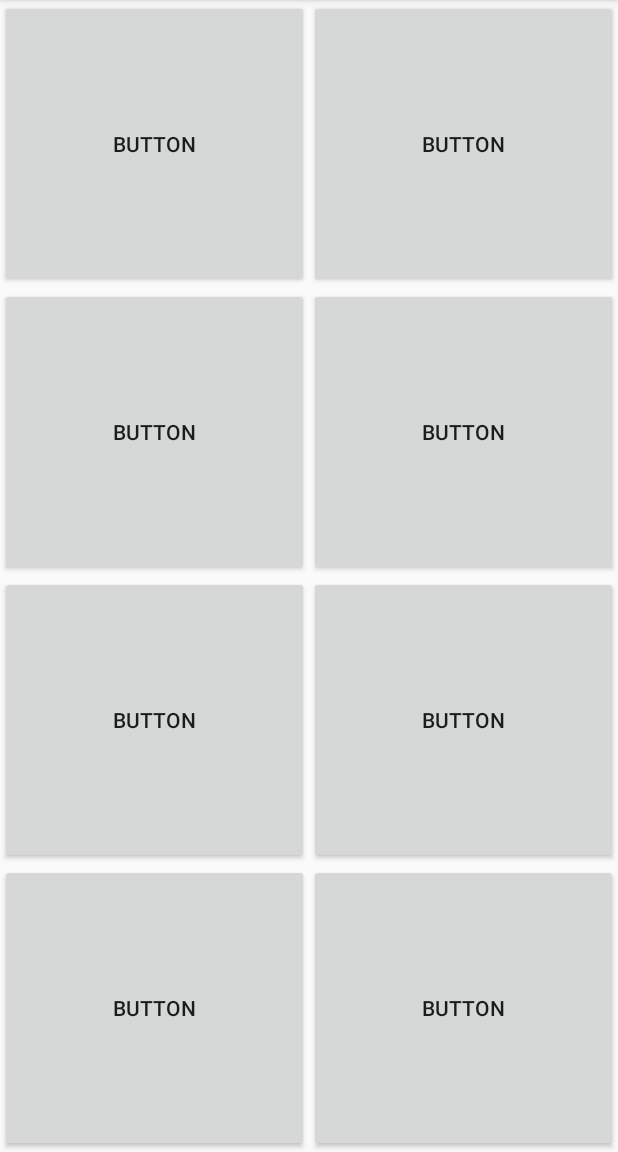
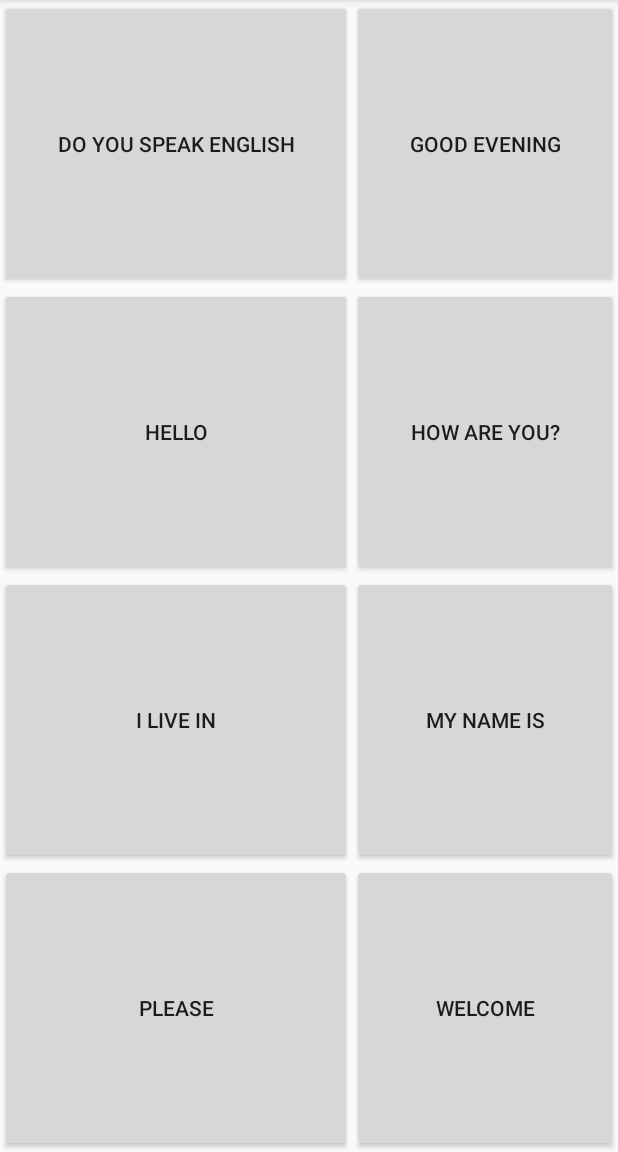
Before and after one commit to rko1985/android_java_basic_phrases, an Android app: the screen it shows after launch (MainActivity), on a phone screen of 412 x 824 dp, the part 84-1236 px from its top. Run offline under Robolectric (Android 15) with nearby library versions, the phone set to English and light mode, and no system bars.

```diff
--- a/app/src/main/res/layout/activity_main.xml
+++ b/app/src/main/res/layout/activity_main.xml
@@ -17,53 +17,61 @@
         app:layout_constraintTop_toTopOf="parent">
 
         <Button
-            android:id="@+id/button"
-            android:text="Button"
+            android:id="@+id/button1"
+            android:text="Do you speak English"
             android:layout_gravity="fill"
             android:layout_rowWeight="1"
-            android:layout_columnWeight="1"/>
+            android:layout_columnWeight="1"
+            android:tag="doyouspeakenglish"/>
         <Button
-            android:id="@+id/button"
-            android:text="Button"
+            android:id="@+id/button2"
+            android:text="Good evening"
             android:layout_gravity="fill"
             android:layout_rowWeight="1"
-            android:layout_columnWeight="1"/>
+            android:layout_columnWeight="1"
+            android:tag="goodevening"/>
         <Button
-            android:id="@+id/button"
-            android:text="Button"
+            android:id="@+id/button3"
+            android:text="Hello"
             android:layout_gravity="fill"
             android:layout_rowWeight="1"
-            android:layout_columnWeight="1"/>
+            android:layout_columnWeight="1"
+            android:tag="hello"/>
         <Button
-            android:id="@+id/button"
-            android:text="Button"
+            android:id="@+id/button4"
+            android:text="How are you?"
             android:layout_gravity="fill"
             android:layout_rowWeight="1"
-            android:layout_columnWeight="1"/>
+            android:layout_columnWeight="1"
+            android:tag="howareyou"/>
         <Button
-            android:id="@+id/button"
-            android:text="Button"
+            android:id="@+id/button5"
+            android:text="I live in"
             android:layout_gravity="fill"
             android:layout_rowWeight="1"
-            android:layout_columnWeight="1"/>
+            android:layout_columnWeight="1"
+            android:tag="ilivein"/>
         <Button
-            android:id="@+id/button"
-            android:text="Button"
+            android:id="@+id/button6"
+            android:text="My name is"
             android:layout_gravity="fill"
             android:layout_rowWeight="1"
-            android:layout_columnWeight="1"/>
+            android:layout_columnWeight="1"
+            android:tag="mynameis"/>
         <Button
-            android:id="@+id/button"
-            android:text="Button"
+            android:id="@+id/button7"
+            android:text="please"
             android:layout_gravity="fill"
             android:layout_rowWeight="1"
-            android:layout_columnWeight="1"/>
+            android:layout_columnWeight="1"
+            android:tag="please"/>
         <Button
-            android:id="@+id/button"
-            android:text="Button"
+            android:id="@+id/button8"
+            android:text="Welcome"
             android:layout_gravity="fill"
             android:layout_rowWeight="1"
-            android:layout_columnWeight="1"/>
+            android:layout_columnWeight="1"
+            android:tag="welcome"/>
 
     </GridLayout>
 
```
Also changed, not shown: 8 other files.
